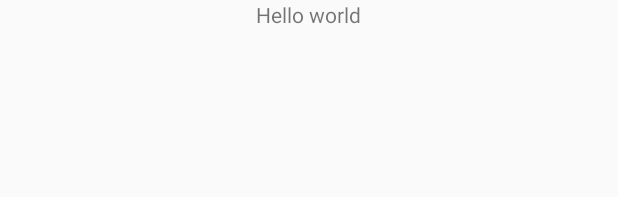
After one commit to yinfork/Android-Dev-Demos, an Android app: the layout activity_kill_process_observer_demo.xml on its own in the app's theme, with its tools: preview values and no code run, on a phone screen of 412 x 824 dp. The commit adds this screen. Shown: the top 197 px of the screen. Run offline under Robolectric (Android 15) with nearby library versions, the light colour scheme and no system bars.

Commit message:
添加前后台进程被杀统计Demo

```diff
--- a/app/src/main/AndroidManifest.xml
+++ b/app/src/main/AndroidManifest.xml
@@ -108,9 +108,14 @@
         <service
             android:name=".MemoryAnalysis.BigMemoryService20"
             android:process=":memory20"/>
+
         <activity android:name=".ProcessWhiteList.ProcessWhiteListActivity"/>
         <activity android:name=".SpannableString.SpannableStringActivity"/>
         <activity android:name=".processbar.ProgressBarActivity"/>
+
+        <activity android:name=".KillProcessObserver.KillProcessObserverDemoActivity" />
+        <service android:name=".KillProcessObserver.SimulatedWorkerService"
+            android:process=":service"/>
     </application>
 
 </manifest>
--- /dev/null
+++ b/app/src/main/res/layout/activity_kill_process_observer_demo.xml
@@ -0,0 +1,13 @@
+<?xml version="1.0" encoding="utf-8"?>
+<LinearLayout xmlns:android="http://schemas.android.com/apk/res/android"
+              android:orientation="vertical"
+              android:layout_width="match_parent"
+              android:layout_height="match_parent">
+
+    <TextView
+        android:layout_width="wrap_content"
+        android:layout_height="wrap_content"
+        android:layout_gravity="center"
+        android:text="Hello world"/>
+
+</LinearLayout>
```
Also changed, not shown: app/src/main/java/com/inkenka/devdemos/KillProcessObserver/KillProcessObserverDemoActivity.java (added, +30 -0 lines), app/src/main/java/com/inkenka/devdemos/KillProcessObserver/ProcessMonitor.java (added, +50 -0 lines), app/src/main/java/com/inkenka/devdemos/KillProcessObserver/ProcessStatistics.java (added, +63 -0 lines), app/src/main/java/com/inkenka/devdemos/KillProcessObserver/SimulatedWorkerService.java (added, +38 -0 lines), app/src/main/java/com/inkenka/devdemos/MainActivity.java (+8 -3 lines).
